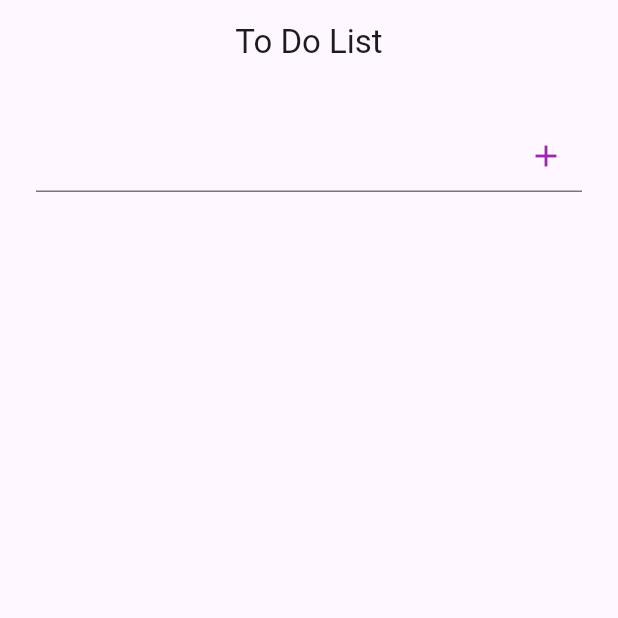
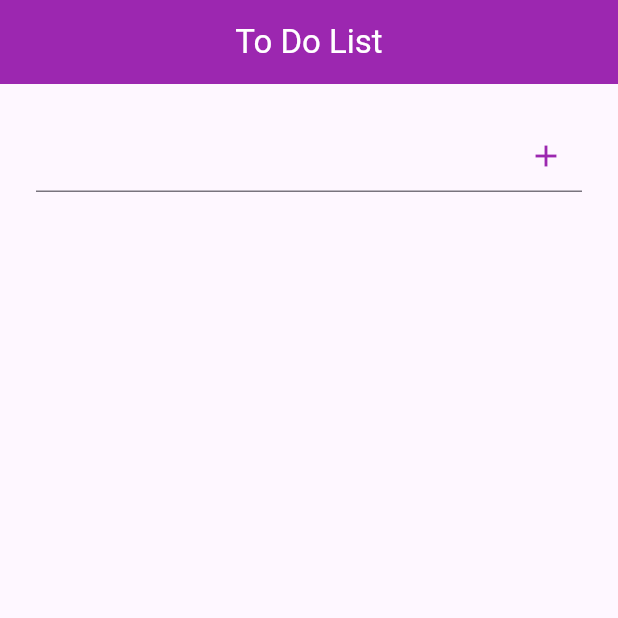
Before and after one commit to Somaycon/TODO-app, a Flutter app: the screen it shows after launch, on a phone screen of 412 x 824 dp, the top half of it. Run offline on Flutter 3.47's test engine with Material 3 defaults, Android fonts, the phone set to English and light mode, and no system bars.

Commit message:
feat: flutter to new version

```diff
--- a/lib/presenter/modules/main_screen/main_screen.dart
+++ b/lib/presenter/modules/main_screen/main_screen.dart
@@ -14,7 +14,13 @@ class _MainScreenState extends State<MainScreen> {
   Widget build(BuildContext context) {
     return Scaffold(
         appBar: AppBar(
-          title: Text('To Do List'),
+          backgroundColor: Colors.purple,
+          title: Text(
+            'To Do List',
+            style: TextStyle(
+              color: Colors.white,
+            ),
+          ),
           centerTitle: true,
         ),
         body: SingleChildScrollView(
@@ -61,7 +67,11 @@ class _MainScreenState extends State<MainScreen> {
                                 tarefas[index],
                               ),
                             ),
-                            Container(
+                            Padding(
+                              padding: const EdgeInsets.only(
+                                left: 10,
+                              ),
+                              child: Container(
                                 width: 50,
                                 height: 40,
                                 child: MaterialButton(
@@ -74,6 +84,7 @@ class _MainScreenState extends State<MainScreen> {
                                   color: Colors.red,
                                   child: Icon(Icons.delete_forever,
                                       color: Colors.white, size: 30),
+                                ),
                               ),
                             )
                           ],
```
Also changed, not shown: pubspec.lock. Lines whose indentation alone changed are shown as unchanged.
